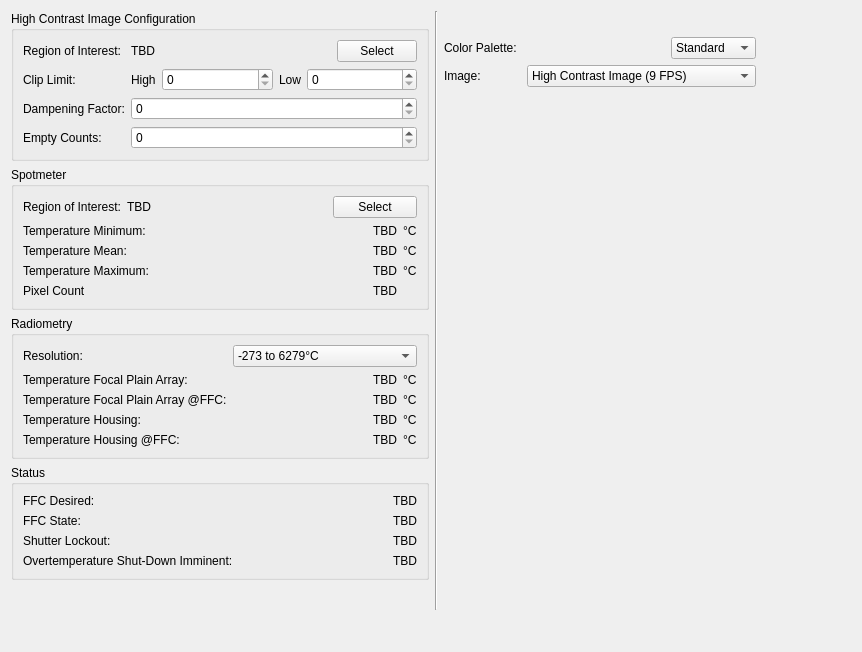
Old version of the form src/brickv/plugin_system/plugins/thermal_imaging/ui/thermal_imaging.ui in the repository Tinkerforge/brickv.
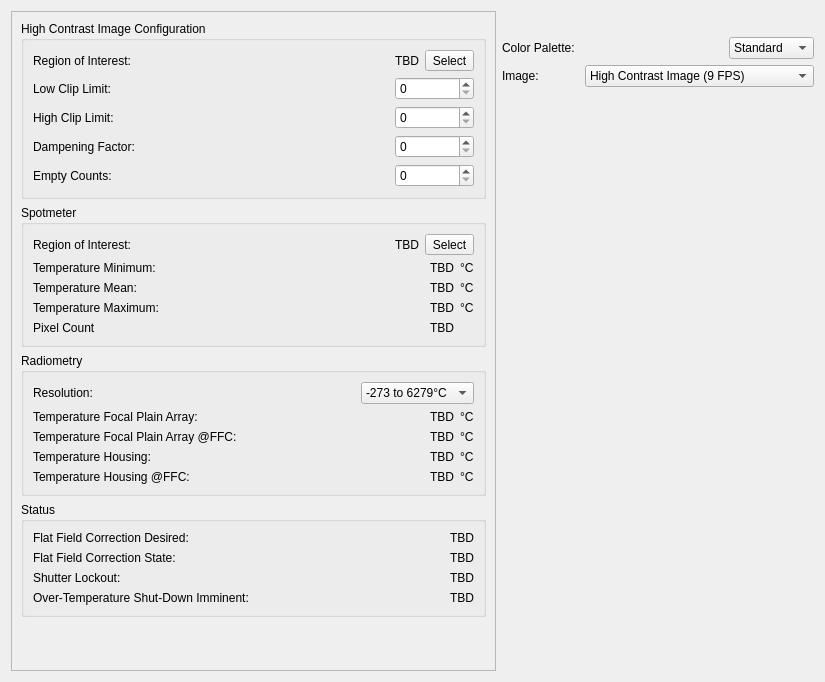
New version of the form.

Commit message: Update bindings and find-tune RS485 and Thermal Imaging GUI

```diff
--- a/src/brickv/plugin_system/plugins/thermal_imaging/ui/thermal_imaging.ui
+++ b/src/brickv/plugin_system/plugins/thermal_imaging/ui/thermal_imaging.ui
@@ -6,18 +6,35 @@
    <rect>
     <x>0</x>
     <y>0</y>
-    <width>862</width>
-    <height>652</height>
+    <width>825</width>
+    <height>682</height>
    </rect>
   </property>
   <property name="windowTitle">
    <string>Form</string>
   </property>
-  <layout class="QVBoxLayout" name="verticalLayout_6">
+  <layout class="QHBoxLayout" name="horizontalLayout_6">
    <item>
-    <layout class="QVBoxLayout" name="main_vertical_layout">
-     <item>
-      <layout class="QHBoxLayout" name="thermal_image_layout_outer">
+    <widget class="QScrollArea" name="scrollArea">
+     <property name="sizePolicy">
+      <sizepolicy hsizetype="Expanding" vsizetype="Expanding">
+       <horstretch>1</horstretch>
+       <verstretch>0</verstretch>
+      </sizepolicy>
+     </property>
+     <property name="widgetResizable">
+      <bool>true</bool>
+     </property>
+     <widget class="QWidget" name="scrollAreaWidgetContents">
+      <property name="geometry">
+       <rect>
+        <x>0</x>
+        <y>0</y>
+        <width>409</width>
+        <height>681</height>
+       </rect>
+      </property>
+      <layout class="QVBoxLayout" name="verticalLayout_2">
        <item>
         <layout class="QVBoxLayout" name="verticalLayout">
          <item>
@@ -26,8 +43,14 @@
             <string>High Contrast Image Configuration</string>
            </property>
            <layout class="QGridLayout" name="gridLayout">
-            <item row="1" column="0">
+            <item row="0" column="0">
              <widget class="QLabel" name="label_2">
+              <property name="sizePolicy">
+               <sizepolicy hsizetype="Preferred" vsizetype="Preferred">
+                <horstretch>1</horstretch>
+                <verstretch>0</verstretch>
+               </sizepolicy>
+              </property>
               <property name="text">
                <string>Region of Interest:</string>
               </property>
@@ -36,7 +59,7 @@
             <item row="2" column="0">
              <widget class="QLabel" name="label_4">
               <property name="text">
-               <string>Clip Limit:</string>
+               <string>High Clip Limit:</string>
               </property>
              </widget>
             </item>
@@ -61,53 +84,6 @@
               </property>
              </widget>
             </item>
-            <item row="2" column="1">
-             <layout class="QHBoxLayout" name="horizontalLayout_2">
-              <item>
-               <widget class="QLabel" name="label_6">
-                <property name="sizePolicy">
-                 <sizepolicy hsizetype="Fixed" vsizetype="Preferred">
-                  <horstretch>0</horstretch>
-                  <verstretch>0</verstretch>
-                 </sizepolicy>
-                </property>
-                <property name="text">
-                 <string>High</string>
-                </property>
-               </widget>
-              </item>
-              <item>
-               <widget class="QSpinBox" name="agc_clip_limit_high_spin">
-                <property name="layoutDirection">
-                 <enum>Qt::LeftToRight</enum>
-                </property>
-                <property name="maximum">
-                 <number>4800</number>
-                </property>
-               </widget>
-              </item>
-              <item>
-               <widget class="QLabel" name="label_7">
-                <property name="sizePolicy">
-                 <sizepolicy hsizetype="Fixed" vsizetype="Preferred">
-                  <horstretch>0</horstretch>
-                  <verstretch>0</verstretch>
-                 </sizepolicy>
-                </property>
-                <property name="text">
-                 <string>Low</string>
-                </property>
-               </widget>
-              </item>
-              <item>
-               <widget class="QSpinBox" name="agc_clip_limit_low_spin">
-                <property name="maximum">
-                 <number>1024</number>
-                </property>
-               </widget>
-              </item>
-             </layout>
-            </item>
             <item row="3" column="1">
              <widget class="QSpinBox" name="agc_dampening_factor_spin">
               <property name="maximum">
@@ -115,36 +91,51 @@
               </property>
              </widget>
             </item>
-            <item row="1" column="1">
+            <item row="0" column="1">
              <layout class="QHBoxLayout" name="horizontalLayout_3">
               <item>
                <widget class="QLabel" name="agc_roi_label">
-                <property name="minimumSize">
-                 <size>
-                  <width>200</width>
-                  <height>0</height>
-                 </size>
-                </property>
                 <property name="text">
                  <string>TBD</string>
                 </property>
+                <property name="alignment">
+                 <set>Qt::AlignRight|Qt::AlignTrailing|Qt::AlignVCenter</set>
+                </property>
                </widget>
               </item>
               <item>
-               <widget class="QPushButton" name="agc_roi_button">
+               <widget class="QToolButton" name="agc_roi_button">
                 <property name="text">
                  <string>Select</string>
                 </property>
-                <property name="checkable">
-                 <bool>true</bool>
-                </property>
-                <property name="checked">
-                 <bool>false</bool>
-                </property>
                </widget>
               </item>
              </layout>
             </item>
+            <item row="1" column="1">
+             <widget class="QSpinBox" name="agc_clip_limit_low_spin">
+              <property name="maximum">
+               <number>1024</number>
+              </property>
+             </widget>
+            </item>
+            <item row="2" column="1">
+             <widget class="QSpinBox" name="agc_clip_limit_high_spin">
+              <property name="layoutDirection">
+               <enum>Qt::LeftToRight</enum>
+              </property>
+              <property name="maximum">
+               <number>4800</number>
+              </property>
+             </widget>
+            </item>
+            <item row="1" column="0">
+             <widget class="QLabel" name="label_6">
+              <property name="text">
+               <string>Low Clip Limit:</string>
+              </property>
+             </widget>
+            </item>
            </layout>
           </widget>
          </item>
@@ -154,131 +145,135 @@
             <string>Spotmeter</string>
            </property>
            <layout class="QGridLayout" name="gridLayout_2">
-            <item row="0" column="0">
-             <widget class="QLabel" name="label_8">
-              <property name="text">
-               <string>Region of Interest:</string>
-              </property>
-             </widget>
-            </item>
-            <item row="0" column="1">
-             <widget class="QLabel" name="spotmeter_roi_label">
-              <property name="minimumSize">
-               <size>
-                <width>200</width>
-                <height>0</height>
-               </size>
-              </property>
-              <property name="text">
-               <string>TBD</string>
-              </property>
-             </widget>
-            </item>
-            <item row="1" column="3">
-             <widget class="QLabel" name="label_19">
-              <property name="sizePolicy">
-               <sizepolicy hsizetype="Fixed" vsizetype="Preferred">
-                <horstretch>0</horstretch>
-                <verstretch>0</verstretch>
-               </sizepolicy>
-              </property>
-              <property name="text">
-               <string>°C</string>
-              </property>
-             </widget>
-            </item>
-            <item row="2" column="3">
-             <widget class="QLabel" name="label_21">
-              <property name="text">
-               <string>°C</string>
-              </property>
-             </widget>
-            </item>
-            <item row="3" column="3">
-             <widget class="QLabel" name="label_20">
-              <property name="text">
-               <string>°C</string>
-              </property>
-             </widget>
-            </item>
-            <item row="1" column="2">
-             <widget class="QLabel" name="spotmeter_minimum_label">
-              <property name="text">
-               <string>TBD</string>
-              </property>
-              <property name="alignment">
-               <set>Qt::AlignRight|Qt::AlignTrailing|Qt::AlignVCenter</set>
-              </property>
-             </widget>
-            </item>
-            <item row="2" column="2">
-             <widget class="QLabel" name="spotmeter_mean_label">
-              <property name="text">
-               <string>TBD</string>
-              </property>
-              <property name="alignment">
-               <set>Qt::AlignRight|Qt::AlignTrailing|Qt::AlignVCenter</set>
-              </property>
-             </widget>
-            </item>
-            <item row="3" column="2">
-             <widget class="QLabel" name="spotmeter_maximum_label">
-              <property name="text">
-               <string>TBD</string>
-              </property>
-              <property name="alignment">
-               <set>Qt::AlignRight|Qt::AlignTrailing|Qt::AlignVCenter</set>
-              </property>
-             </widget>
-            </item>
-            <item row="7" column="2">
-             <widget class="QLabel" name="spotmeter_pixel_count_label">
-              <property name="text">
-               <string>TBD</string>
-              </property>
-              <property name="alignment">
-               <set>Qt::AlignRight|Qt::AlignTrailing|Qt::AlignVCenter</set>
-              </property>
-             </widget>
-            </item>
-            <item row="0" column="2" colspan="2">
-             <widget class="QPushButton" name="spotmeter_roi_button">
-              <property name="text">
-               <string>Select</string>
-              </property>
-              <property name="checkable">
-               <bool>true</bool>
-              </property>
-             </widget>
-            </item>
-            <item row="1" column="0" colspan="2">
+            <item row="1" column="0">
              <widget class="QLabel" name="label_13">
               <property name="text">
                <string>Temperature Minimum:</string>
               </property>
              </widget>
             </item>
-            <item row="2" column="0" colspan="2">
+            <item row="2" column="0">
              <widget class="QLabel" name="label_11">
               <property name="text">
                <string>Temperature Mean:</string>
               </property>
              </widget>
             </item>
-            <item row="3" column="0" colspan="2">
+            <item row="3" column="0">
              <widget class="QLabel" name="label_12">
               <property name="text">
                <string>Temperature Maximum:</string>
               </property>
              </widget>
             </item>
-            <item row="7" column="0" colspan="2">
+            <item row="4" column="0">
              <widget class="QLabel" name="label_14">
               <property name="text">
                <string>Pixel Count</string>
               </property>
              </widget>
             </item>
+            <item row="0" column="0" colspan="3">
+             <layout class="QHBoxLayout" name="horizontalLayout_7">
+              <item>
+               <widget class="QLabel" name="label_8">
+                <property name="text">
+                 <string>Region of Interest:</string>
+                </property>
+               </widget>
+              </item>
+              <item>
+               <widget class="QLabel" name="spotmeter_roi_label">
+                <property name="sizePolicy">
+                 <sizepolicy hsizetype="Preferred" vsizetype="Preferred">
+                  <horstretch>1</horstretch>
+                  <verstretch>0</verstretch>
+                 </sizepolicy>
+                </property>
+                <property name="text">
+                 <string>TBD</string>
+                </property>
+                <property name="alignment">
+                 <set>Qt::AlignRight|Qt::AlignTrailing|Qt::AlignVCenter</set>
+                </property>
+               </widget>
+              </item>
+              <item>
+               <widget class="QToolButton" name="spotmeter_roi_button">
+                <property name="text">
+                 <string>Select</string>
+                </property>
+               </widget>
+              </item>
+             </layout>
+            </item>
+            <item row="1" column="1">
+             <widget class="QLabel" name="spotmeter_minimum_label">
+              <property name="text">
+               <string>TBD</string>
+              </property>
+              <property name="alignment">
+               <set>Qt::AlignRight|Qt::AlignTrailing|Qt::AlignVCenter</set>
+              </property>
+             </widget>
+            </item>
+            <item row="2" column="1">
+             <widget class="QLabel" name="spotmeter_mean_label">
+              <property name="text">
+               <string>TBD</string>
+              </property>
+              <property name="alignment">
+               <set>Qt::AlignRight|Qt::AlignTrailing|Qt::AlignVCenter</set>
+              </property>
+             </widget>
+            </item>
+            <item row="3" column="1">
+             <widget class="QLabel" name="spotmeter_maximum_label">
+              <property name="text">
+               <string>TBD</string>
+              </property>
+              <property name="alignment">
+               <set>Qt::AlignRight|Qt::AlignTrailing|Qt::AlignVCenter</set>
+              </property>
+             </widget>
+            </item>
+            <item row="4" column="1">
+             <widget class="QLabel" name="spotmeter_pixel_count_label">
+              <property name="text">
+               <string>TBD</string>
+              </property>
+              <property name="alignment">
+               <set>Qt::AlignRight|Qt::AlignTrailing|Qt::AlignVCenter</set>
+              </property>
+             </widget>
+            </item>
+            <item row="1" column="2">
+             <widget class="QLabel" name="label_19">
+              <property name="sizePolicy">
+               <sizepolicy hsizetype="Fixed" vsizetype="Preferred">
+                <horstretch>0</horstretch>
+                <verstretch>0</verstretch>
+               </sizepolicy>
+              </property>
+              <property name="text">
+               <string>°C</string>
+              </property>
+             </widget>
+            </item>
+            <item row="2" column="2">
+             <widget class="QLabel" name="label_21">
+              <property name="text">
+               <string>°C</string>
+              </property>
+             </widget>
+            </item>
+            <item row="3" column="2">
+             <widget class="QLabel" name="label_20">
+              <property name="text">
+               <string>°C</string>
+              </property>
+             </widget>
+            </item>
            </layout>
           </widget>
          </item>
@@ -288,42 +283,75 @@
             <string>Radiometry</string>
            </property>
            <layout class="QGridLayout" name="gridLayout_3">
-            <item row="2" column="0">
+            <item row="1" column="0">
              <widget class="QLabel" name="label_15">
               <property name="text">
                <string>Temperature Focal Plain Array:</string>
               </property>
              </widget>
             </item>
-            <item row="3" column="0">
+            <item row="2" column="0">
              <widget class="QLabel" name="label_16">
               <property name="text">
                <string>Temperature Focal Plain Array @FFC:</string>
               </property>
              </widget>
             </item>
-            <item row="5" column="0">
+            <item row="4" column="0">
              <widget class="QLabel" name="label_18">
               <property name="text">
                <string>Temperature Housing @FFC:</string>
               </property>
              </widget>
             </item>
-            <item row="0" column="0">
-             <widget class="QLabel" name="label_10">
-              <property name="text">
-               <string>Resolution:</string>
-              </property>
-             </widget>
-            </item>
-            <item row="4" column="0">
+            <item row="3" column="0">
              <widget class="QLabel" name="label_17">
               <property name="text">
                <string>Temperature Housing:</string>
               </property>
              </widget>
             </item>
-            <item row="2" column="3">
+            <item row="4" column="1">
+             <widget class="QLabel" name="temp_housing_ffc_label">
+              <property name="text">
+               <string>TBD</string>
+              </property>
+              <property name="alignment">
+               <set>Qt::AlignRight|Qt::AlignTrailing|Qt::AlignVCenter</set>
+              </property>
+             </widget>
+            </item>
+            <item row="3" column="1">
+             <widget class="QLabel" name="temp_housing_label">
+              <property name="text">
+               <string>TBD</string>
+              </property>
+              <property name="alignment">
+               <set>Qt::AlignRight|Qt::AlignTrailing|Qt::AlignVCenter</set>
+              </property>
+             </widget>
+            </item>
+            <item row="2" column="1">
+             <widget class="QLabel" name="temp_fpa_ffc_label">
+              <property name="text">
+               <string>TBD</string>
+              </property>
+              <property name="alignment">
+               <set>Qt::AlignRight|Qt::AlignTrailing|Qt::AlignVCenter</set>
+              </property>
+             </widget>
+            </item>
+            <item row="1" column="1">
+             <widget class="QLabel" name="temp_fpa_label">
+              <property name="text">
+               <string>TBD</string>
+              </property>
+              <property name="alignment">
+               <set>Qt::AlignRight|Qt::AlignTrailing|Qt::AlignVCenter</set>
+              </property>
+             </widget>
+            </item>
+            <item row="1" column="2">
              <widget class="QLabel" name="label_22">
               <property name="sizePolicy">
                <sizepolicy hsizetype="Fixed" vsizetype="Preferred">
@@ -336,68 +364,43 @@
               </property>
              </widget>
             </item>
-            <item row="3" column="3">
+            <item row="2" column="2">
              <widget class="QLabel" name="label_23">
               <property name="text">
                <string>°C</string>
               </property>
              </widget>
             </item>
-            <item row="4" column="3">
+            <item row="3" column="2">
              <widget class="QLabel" name="label_24">
               <property name="text">
                <string>°C</string>
               </property>
              </widget>
             </item>
-            <item row="5" column="3">
-             <widget class="QLabel" name="label_25">
-              <property name="text">
-               <string>°C</string>
-              </property>
-             </widget>
-            </item>
-            <item row="2" column="2">
-             <widget class="QLabel" name="temp_fpa_label">
-              <property name="text">
-               <string>TBD</string>
-              </property>
-              <property name="alignment">
-               <set>Qt::AlignRight|Qt::AlignTrailing|Qt::AlignVCenter</set>
-              </property>
-             </widget>
-            </item>
-            <item row="3" column="2">
-             <widget class="QLabel" name="temp_fpa_ffc_label">
-              <property name="text">
-               <string>TBD</string>
-              </property>
-              <property name="alignment">
-               <set>Qt::AlignRight|Qt::AlignTrailing|Qt::AlignVCenter</set>
-              </property>
-             </widget>
-            </item>
             <item row="4" column="2">
-             <widget class="QLabel" name="temp_housing_label">
+             <widget class="QLabel" name="label_25">
               <property name="text">
-               <string>TBD</string>
+               <string>°C</string>
               </property>
-              <property name="alignment">
-               <set>Qt::AlignRight|Qt::AlignTrailing|Qt::AlignVCenter</set>
-              </property>
              </widget>
             </item>
-            <item row="5" column="2">
-             <widget class="QLabel" name="temp_housing_ffc_label">
+            <item row="0" column="0" colspan="3">
+             <layout class="QHBoxLayout" name="horizontalLayout_8">
+              <item>
+               <widget class="QLabel" name="label_10">
+                <property name="sizePolicy">
+                 <sizepolicy hsizetype="Preferred" vsizetype="Preferred">
+                  <horstretch>1</horstretch>
+                  <verstretch>0</verstretch>
+                 </sizepolicy>
+                </property>
               <property name="text">
-               <string>TBD</string>
-              </property>
-              <property name="alignment">
-               <set>Qt::AlignRight|Qt::AlignTrailing|Qt::AlignVCenter</set>
-              </property>
-             </widget>
-            </item>
-            <item row="0" column="2" colspan="2">
+                 <string>Resolution:</string>
+                </property>
+               </widget>
+              </item>
+              <item>
              <widget class="QComboBox" name="resolution_box">
               <item>
                <property name="text">
@@ -412,6 +415,8 @@
              </widget>
             </item>
            </layout>
+            </item>
+           </layout>
           </widget>
          </item>
          <item>
@@ -420,85 +425,101 @@
             <string>Status</string>
            </property>
            <layout class="QGridLayout" name="gridLayout_4">
-            <item row="1" column="0">
-             <widget class="QLabel" name="label_27">
-              <property name="text">
-               <string>FFC State:</string>
-              </property>
-             </widget>
-            </item>
-            <item row="0" column="1">
-             <widget class="QLabel" name="ffc_desired_label">
-              <property name="sizePolicy">
-               <sizepolicy hsizetype="Fixed" vsizetype="Preferred">
-                <horstretch>0</horstretch>
-                <verstretch>0</verstretch>
-               </sizepolicy>
-              </property>
-              <property name="text">
-               <string>TBD</string>
-              </property>
-             </widget>
-            </item>
             <item row="0" column="0">
+             <layout class="QHBoxLayout" name="horizontalLayout_2">
+              <item>
              <widget class="QLabel" name="label_26">
               <property name="text">
-               <string>FFC Desired:</string>
+                 <string>Flat Field Correction Desired:</string>
               </property>
              </widget>
             </item>
-            <item row="3" column="1">
-             <widget class="QLabel" name="overtemp_label">
+              <item>
+               <widget class="QLabel" name="ffc_desired_label">
               <property name="sizePolicy">
-               <sizepolicy hsizetype="Fixed" vsizetype="Preferred">
-                <horstretch>0</horstretch>
+                 <sizepolicy hsizetype="Preferred" vsizetype="Preferred">
+                  <horstretch>1</horstretch>
                 <verstretch>0</verstretch>
                </sizepolicy>
               </property>
               <property name="text">
                <string>TBD</string>
               </property>
-             </widget>
-            </item>
-            <item row="1" column="1">
+                <property name="alignment">
+                 <set>Qt::AlignRight|Qt::AlignTrailing|Qt::AlignVCenter</set>
+                </property>
+               </widget>
+              </item>
+             </layout>
+            </item>
+            <item row="1" column="0">
+             <layout class="QHBoxLayout" name="horizontalLayout_9">
+              <item>
+               <widget class="QLabel" name="label_27">
+                <property name="text">
+                 <string>Flat Field Correction State:</string>
+                </property>
+               </widget>
+              </item>
+              <item>
              <widget class="QLabel" name="ffc_state_label">
-              <property name="sizePolicy">
-               <sizepolicy hsizetype="Fixed" vsizetype="Preferred">
-                <horstretch>0</horstretch>
-                <verstretch>0</verstretch>
-               </sizepolicy>
-              </property>
               <property name="text">
                <string>TBD</string>
               </property>
-             </widget>
-            </item>
-            <item row="3" column="0">
-             <widget class="QLabel" name="label_29">
-              <property name="text">
-               <string>Overtemperature Shut-Down Imminent:</string>
-              </property>
-             </widget>
+                <property name="alignment">
+                 <set>Qt::AlignRight|Qt::AlignTrailing|Qt::AlignVCenter</set>
+                </property>
+               </widget>
+              </item>
+             </layout>
             </item>
             <item row="2" column="0">
+             <layout class="QHBoxLayout" name="horizontalLayout_10">
+              <item>
              <widget class="QLabel" name="label_28">
               <property name="text">
                <string>Shutter Lockout:</string>
               </property>
              </widget>
             </item>
-            <item row="2" column="1">
+              <item>
              <widget class="QLabel" name="shutter_lockout_label">
               <property name="sizePolicy">
-               <sizepolicy hsizetype="Fixed" vsizetype="Preferred">
-                <horstretch>0</horstretch>
+                 <sizepolicy hsizetype="Preferred" vsizetype="Preferred">
+                  <horstretch>1</horstretch>
                 <verstretch>0</verstretch>
                </sizepolicy>
               </property>
               <property name="text">
                <string>TBD</string>
               </property>
-             </widget>
+                <property name="alignment">
+                 <set>Qt::AlignRight|Qt::AlignTrailing|Qt::AlignVCenter</set>
+                </property>
+               </widget>
+              </item>
+             </layout>
+            </item>
+            <item row="3" column="0">
+             <layout class="QHBoxLayout" name="horizontalLayout_11">
+              <item>
+               <widget class="QLabel" name="label_29">
+                <property name="text">
+                 <string>Over-Temperature Shut-Down Imminent:</string>
+                </property>
+               </widget>
+              </item>
+              <item>
+               <widget class="QLabel" name="overtemp_label">
+                <property name="text">
+                 <string>TBD</string>
+                </property>
+                <property name="alignment">
+                 <set>Qt::AlignRight|Qt::AlignTrailing|Qt::AlignVCenter</set>
+                </property>
+               </widget>
+              </item>
+             </layout>
             </item>
            </layout>
           </widget>
@@ -518,11 +539,8 @@
          </item>
         </layout>
        </item>
-       <item>
-        <widget class="Line" name="line">
-         <property name="orientation">
-          <enum>Qt::Vertical</enum>
-         </property>
+      </layout>
+     </widget>
         </widget>
        </item>
        <item>
@@ -653,36 +671,6 @@
           </spacer>
          </item>
         </layout>
-       </item>
-       <item>
-        <spacer name="horizontalSpacer_3">
-         <property name="orientation">
-          <enum>Qt::Horizontal</enum>
-         </property>
-         <property name="sizeHint" stdset="0">
-          <size>
-           <width>40</width>
-           <height>20</height>
-          </size>
-         </property>
-        </spacer>
-       </item>
-      </layout>
-     </item>
-    </layout>
-   </item>
-   <item>
-    <spacer name="verticalSpacer_2">
-     <property name="orientation">
-      <enum>Qt::Vertical</enum>
-     </property>
-     <property name="sizeHint" stdset="0">
-      <size>
-       <width>20</width>
-       <height>40</height>
-      </size>
-     </property>
-    </spacer>
    </item>
   </layout>
  </widget>
```
Lines whose indentation alone changed are shown as unchanged. The commit also changes 6 other files.
